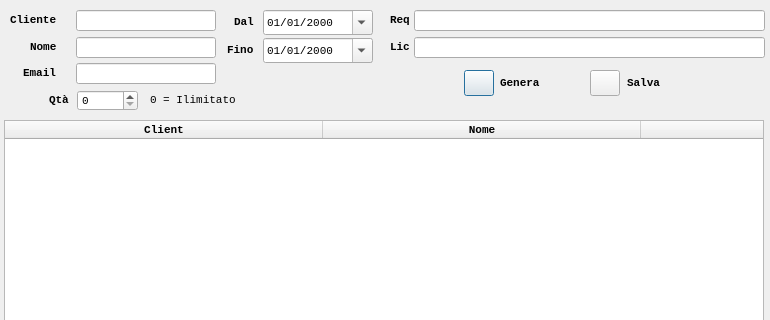
Old version of the form QtUI/dialogLic.ui in the repository emper0r/aron-conf; both pictures show x 0 to 770 and y 0 to 320 of the 770 by 500 pixel window.
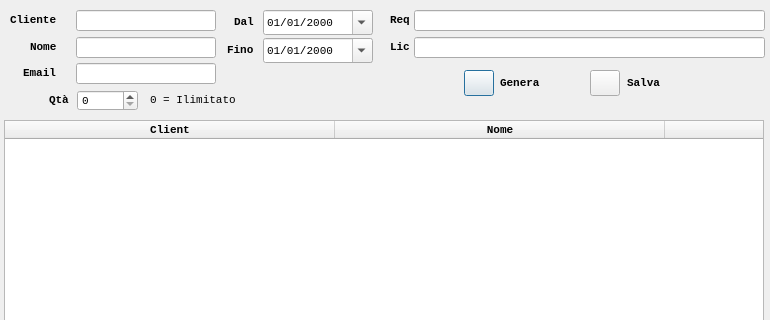
New version of the form.

Commit message:
* Fixed GUI to license module and Logs
  + Adjusted columns at module license

What changed in the file:
```diff
--- a/QtUI/dialogLic.ui
+++ b/QtUI/dialogLic.ui
@@ -100,7 +100,7 @@
     <bool>false</bool>
    </property>
    <property name="alternatingRowColors">
-    <bool>false</bool>
+    <bool>true</bool>
    </property>
    <property name="selectionMode">
     <enum>QAbstractItemView::SingleSelection</enum>
@@ -111,20 +111,29 @@
    <property name="textElideMode">
     <enum>Qt::ElideMiddle</enum>
    </property>
+   <property name="gridStyle">
+    <enum>Qt::DotLine</enum>
+   </property>
    <property name="sortingEnabled">
     <bool>true</bool>
    </property>
    <attribute name="horizontalHeaderDefaultSectionSize">
-    <number>159</number>
+    <number>69</number>
    </attribute>
    <attribute name="horizontalHeaderMinimumSectionSize">
-    <number>318</number>
+    <number>330</number>
    </attribute>
    <attribute name="horizontalHeaderStretchLastSection">
-    <bool>true</bool>
+    <bool>false</bool>
+   </attribute>
+   <attribute name="verticalHeaderDefaultSectionSize">
+    <number>25</number>
+   </attribute>
+   <attribute name="verticalHeaderMinimumSectionSize">
+    <number>25</number>
    </attribute>
    <attribute name="verticalHeaderStretchLastSection">
-    <bool>true</bool>
+    <bool>false</bool>
    </attribute>
    <column>
     <property name="text">
```
The commit also changes 4 other files.
